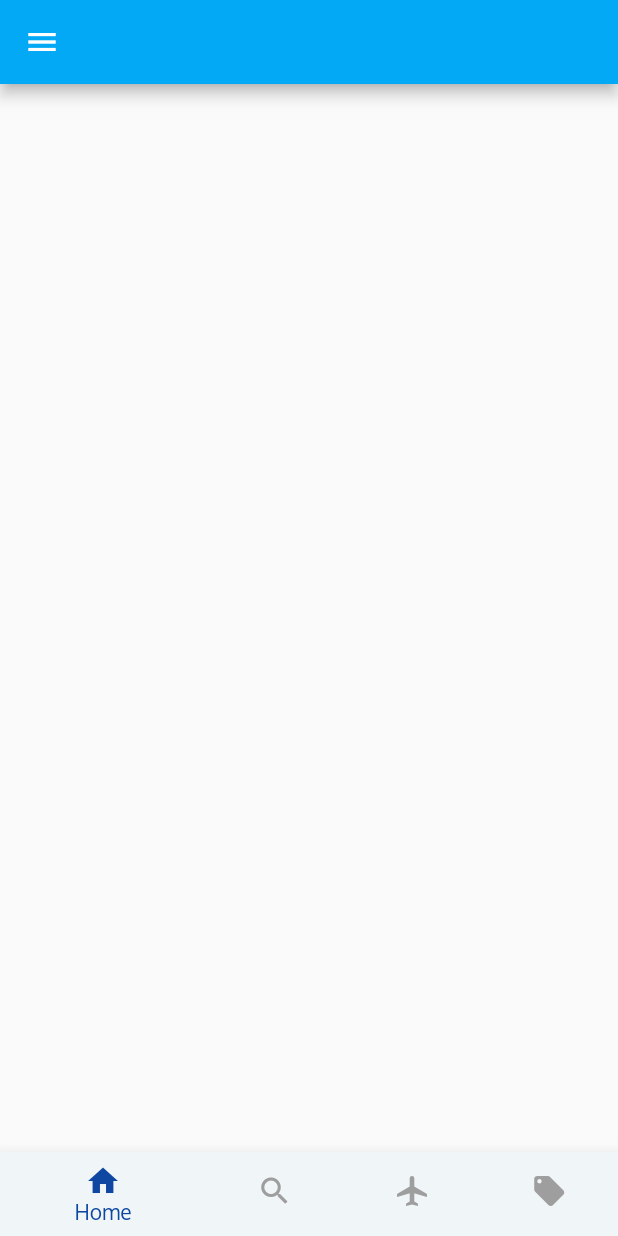
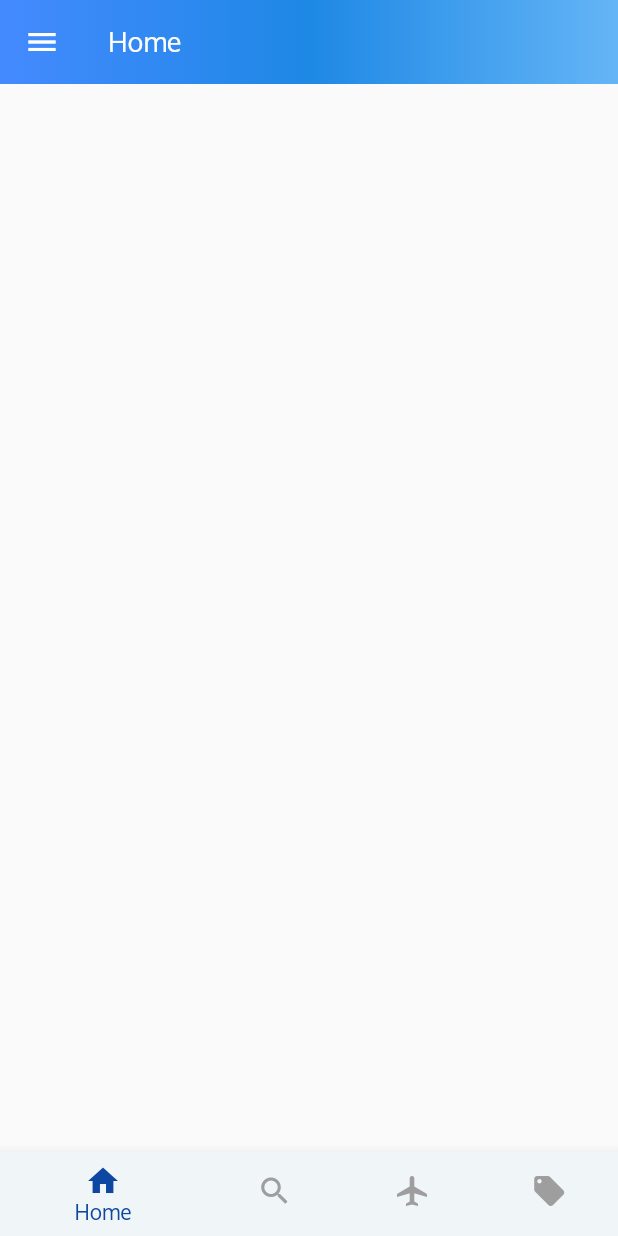
Before and after one commit to DInuwan97/Airline_test_widgets, a Flutter app: the screen it shows after launch, on a phone screen of 412 x 824 dp. Run offline on Flutter 3.47's test engine with Material 2 defaults, Android fonts, the phone set to English and light mode, and no system bars; our stand-ins replace date_format, datetime_picker_formfield, device_preview, dio, font_awesome_flutter; missing offline and left inert: fancy_alert_dialog, flutter_rounded_date_picker, select_dialog, square_in_app_payments.

Commit message:
App bar changed

```diff
--- a/lib/screens/HomePage.dart
+++ b/lib/screens/HomePage.dart
@@ -10,9 +10,21 @@ class HomePage extends StatelessWidget {
   @override
   Widget build(BuildContext context) {
     return Scaffold(
-      appBar: AppBar(
-        backgroundColor: Colors.lightBlue,
-      ),
+            appBar: AppBar(
+            title: Text('Home',
+              style:TextStyle(
+                fontSize:18
+              )
+            ),
+            elevation: 0.0,
+            flexibleSpace: Container(
+            decoration: BoxDecoration(
+            gradient: LinearGradient(
+              colors: [Colors.blueAccent,Colors.blue[600],Colors.blue[300]],
+            ),
+          ),
+            )
+          ),
       drawer: SideNavigationDrawer(),
     );
   }
```
Also changed, not shown: lib/screens/Offers/AirlineOffers.dart (+9 -1 lines), lib/screens/sheduled_flight_list.dart (+15 -3 lines), lib/screens/MainHomeScreen.dart (line endings or trailing spaces).
